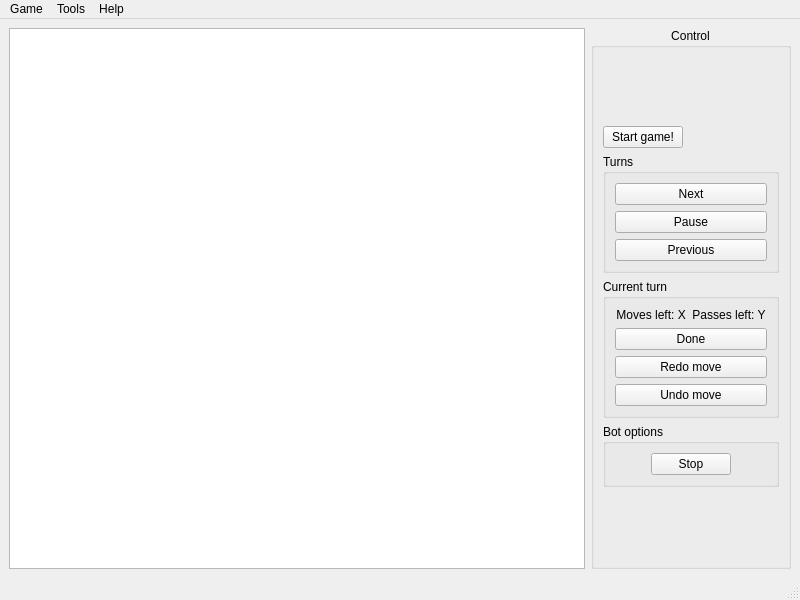
Tommalla/Diaballik, file src/MainWindow.ui: the form before one commit.
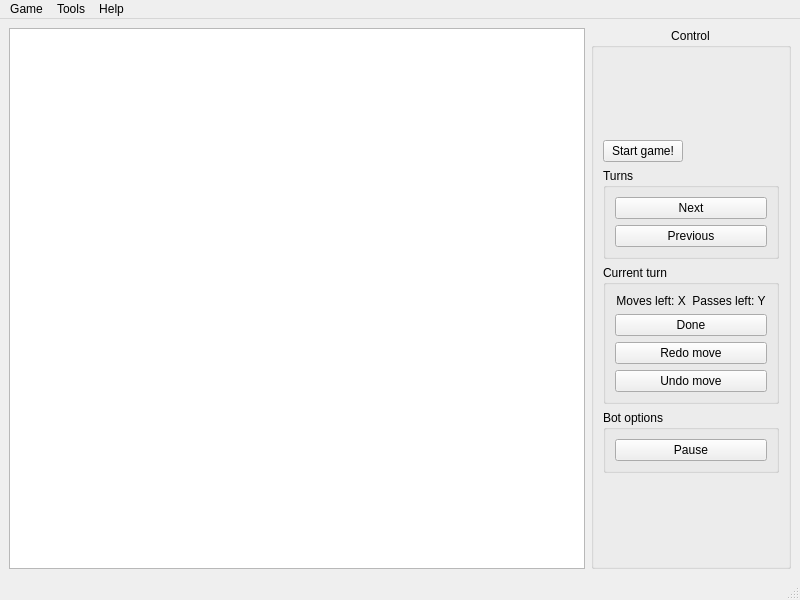
The form after the commit.

```diff
--- a/src/MainWindow.ui
+++ b/src/MainWindow.ui
@@ -81,13 +81,6 @@
                 </property>
                </widget>
               </item>
-              <item>
-               <widget class="QPushButton" name="pausePushButton">
-                <property name="text">
-                 <string>Pause</string>
-                </property>
-               </widget>
-              </item>
               <item>
                <widget class="QPushButton" name="previousTurnPushButton">
                 <property name="text">
@@ -159,16 +152,10 @@
               <property name="sizeConstraint">
                <enum>QLayout::SetMaximumSize</enum>
               </property>
-              <item alignment="Qt::AlignHCenter">
-               <widget class="QPushButton" name="stopButton">
-                <property name="sizePolicy">
-                 <sizepolicy hsizetype="Maximum" vsizetype="Fixed">
-                  <horstretch>0</horstretch>
-                  <verstretch>0</verstretch>
-                 </sizepolicy>
-                </property>
+              <item>
+               <widget class="QPushButton" name="pausePushButton">
                 <property name="text">
-                 <string>Stop</string>
+                 <string>Pause</string>
                 </property>
                </widget>
               </item>
```
